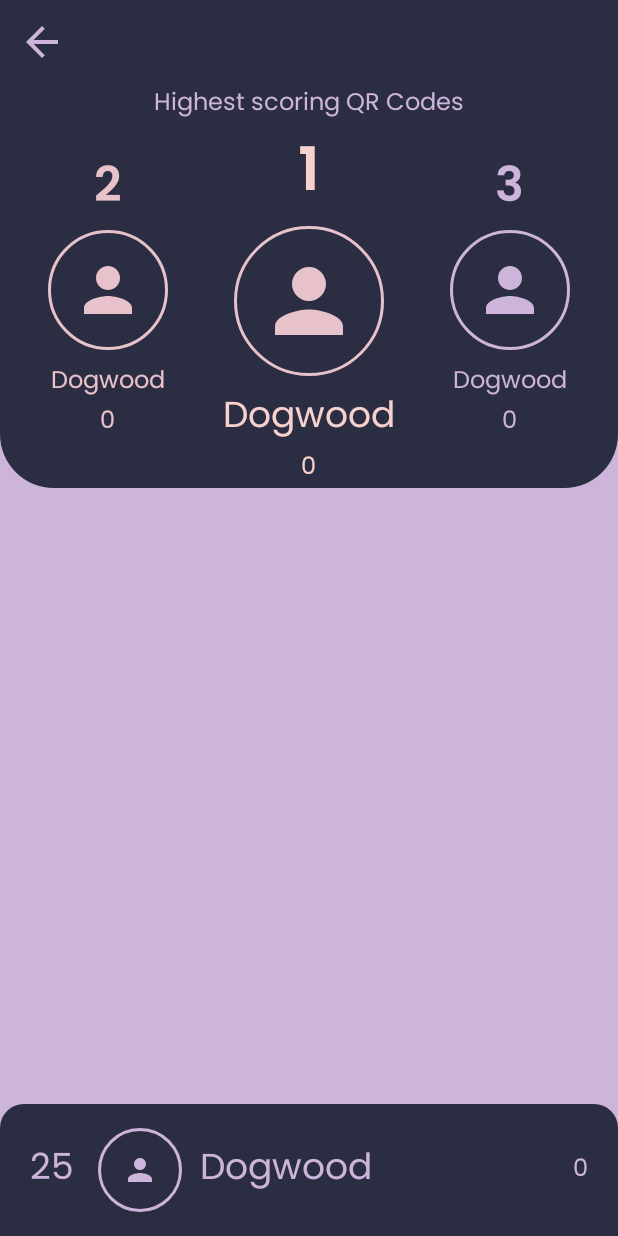
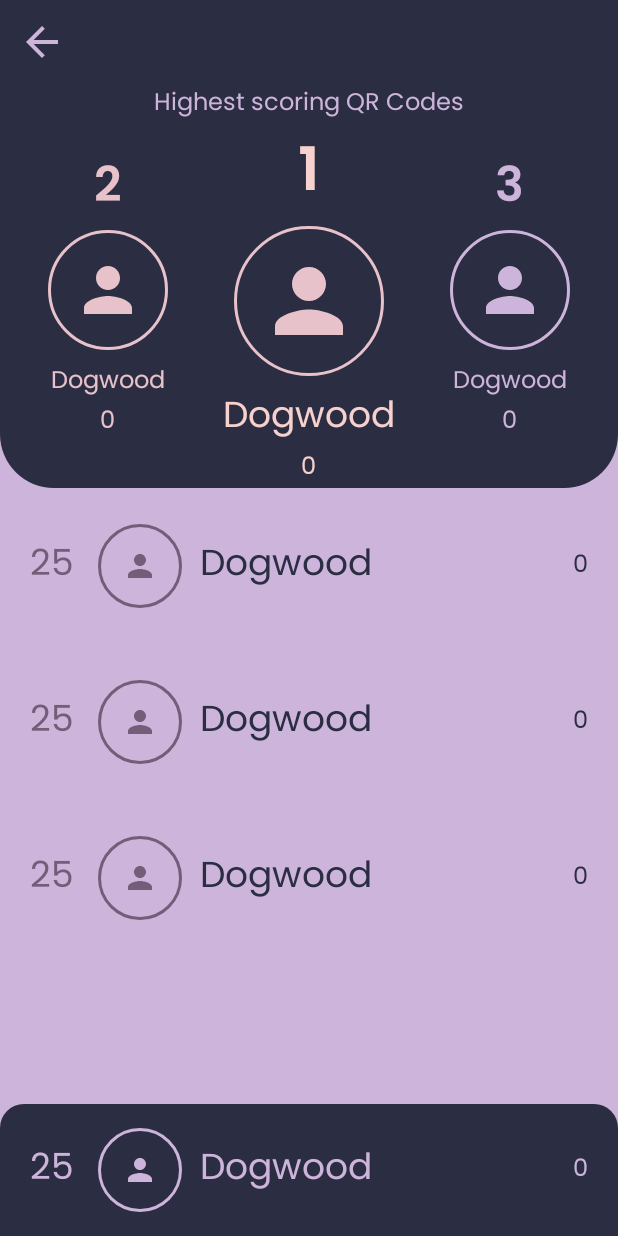
Before and after one commit to CMPUT301W23T33/QR-Quest, an Android app: the layout fragment_leaderboard.xml on its own in the app's theme, with its tools: preview values and no code run, on a phone screen of 412 x 824 dp. Run offline under Robolectric (Android 15) with nearby library versions, the phone set to English and light mode, and no system bars.

Commit message:
Added Recycler View List

```diff
--- /dev/null
+++ b/app/src/main/res/drawable/oval_shape_leaderboard_list.xml
@@ -0,0 +1,7 @@
+<?xml version="1.0" encoding="utf-8"?>
+<shape xmlns:android="http://schemas.android.com/apk/res/android"
+    android:shape="oval">
+    <corners android:radius="12dp"/>
+    <stroke android:width="2dp"
+        android:color="@color/chinese_violet"/>
+</shape>
--- a/app/src/main/res/layout/fragment_leaderboard.xml
+++ b/app/src/main/res/layout/fragment_leaderboard.xml
@@ -3,9 +3,11 @@
     android:layout_width="match_parent"
     android:layout_height="match_parent"
     xmlns:app="http://schemas.android.com/apk/res-auto"
+    xmlns:tools="http://schemas.android.com/tools"
     android:background="@color/thistle">
 
     <RelativeLayout
+        android:id="@+id/top_sheet"
         android:layout_width="match_parent"
         android:layout_height="wrap_content"
         android:background="@drawable/rounded_bottom_corners"
@@ -208,7 +210,19 @@
 
     </RelativeLayout>
 
+
+    <androidx.recyclerview.widget.RecyclerView
+        tools:listitem="@layout/user_display"
+        android:id="@+id/profile_screen_qr_codes"
+        android:layout_width="match_parent"
+        android:layout_height="0dp"
+        app:layout_constraintStart_toStartOf="parent"
+        app:layout_constraintEnd_toEndOf="parent"
+        app:layout_constraintTop_toBottomOf="@id/top_sheet"
+        app:layout_constraintBottom_toTopOf="@id/bottom_sheet"/>
+
     <LinearLayout
+        android:id="@+id/bottom_sheet"
         android:layout_width="match_parent"
         android:layout_height="wrap_content"
         android:orientation="horizontal"
--- /dev/null
+++ b/app/src/main/res/layout/user_display.xml
@@ -0,0 +1,60 @@
+<?xml version="1.0" encoding="utf-8"?>
+<androidx.constraintlayout.widget.ConstraintLayout xmlns:android="http://schemas.android.com/apk/res/android"
+    android:layout_width="match_parent"
+    android:layout_height="wrap_content"
+    xmlns:app="http://schemas.android.com/apk/res-auto">
+
+    <LinearLayout
+        android:layout_width="match_parent"
+        android:layout_height="wrap_content"
+        android:orientation="horizontal"
+        android:paddingHorizontal="20dp"
+        android:paddingVertical="24dp"
+        android:gravity="center_vertical"
+        app:layout_constraintStart_toStartOf="parent"
+        app:layout_constraintEnd_toEndOf="parent"
+        app:layout_constraintTop_toTopOf="parent">
+
+        <TextView
+            android:id="@+id/ranking"
+            android:layout_width="0dp"
+            android:layout_height="wrap_content"
+            android:text="@string/rank"
+            android:textColor="@color/chinese_violet"
+            android:textAppearance="@style/body"
+            android:layout_marginEnd="12dp"
+            android:layout_weight="0.25"/>
+
+        <ImageView
+            android:id="@+id/profile"
+            android:layout_width="wrap_content"
+            android:layout_height="wrap_content"
+            android:contentDescription="@string/user_profile_description"
+            android:src="@drawable/baseline_person_24"
+            android:layout_marginEnd="12dp"
+            style="@style/Profile.Display.Leaderboard.List" />
+
+        <TextView
+            android:id="@+id/name_text_display"
+            android:layout_width="wrap_content"
+            android:layout_height="wrap_content"
+            android:text="@string/ex_name"
+            android:textColor="@color/black"
+            android:textAppearance="@style/body"
+            android:layout_weight="0.5"
+            android:ellipsize="end"
+            android:maxWidth="120dp"
+            android:maxLines="1"/>
+
+        <TextView
+            android:id="@+id/score_text_display"
+            android:layout_width="wrap_content"
+            android:layout_height="wrap_content"
+            android:text="@string/score_example"
+            android:textColor="@color/black"
+            android:textAppearance="@style/small"
+            android:layout_weight="0.5"
+            android:textAlignment="textEnd"/>
+
+    </LinearLayout>
+</androidx.constraintlayout.widget.ConstraintLayout>
--- a/app/src/main/res/values/styles.xml
+++ b/app/src/main/res/values/styles.xml
@@ -221,6 +221,12 @@
         <item name="tint">@color/thistle</item>
     </style>
 
+    <style name="Profile.Display.Leaderboard.List" parent="">
+        <item name="android:padding">16dp</item>
+        <item name="android:background">@drawable/oval_shape_leaderboard_list</item>
+        <item name="tint">@color/chinese_violet</item>
+    </style>
+
     <style name="Profile.Display.Leaderboard.Top.1" parent="">
         <item name="android:padding">16dp</item>
         <item name="android:background">@drawable/oval_shape_leaderboard_top_2</item>
```
